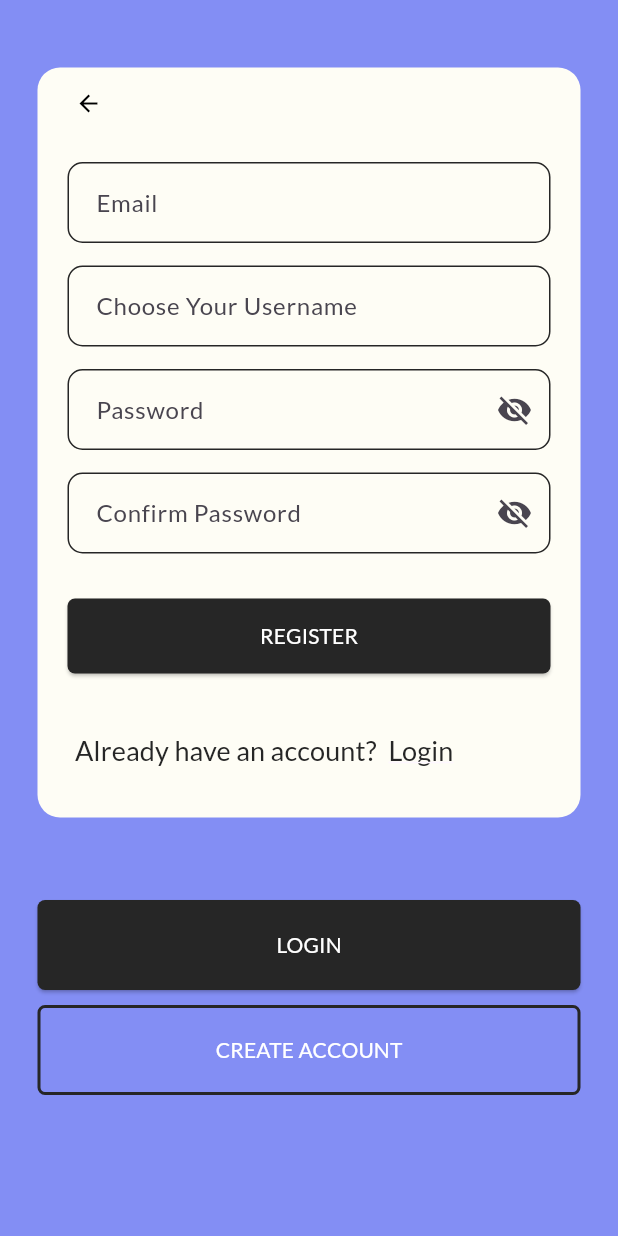
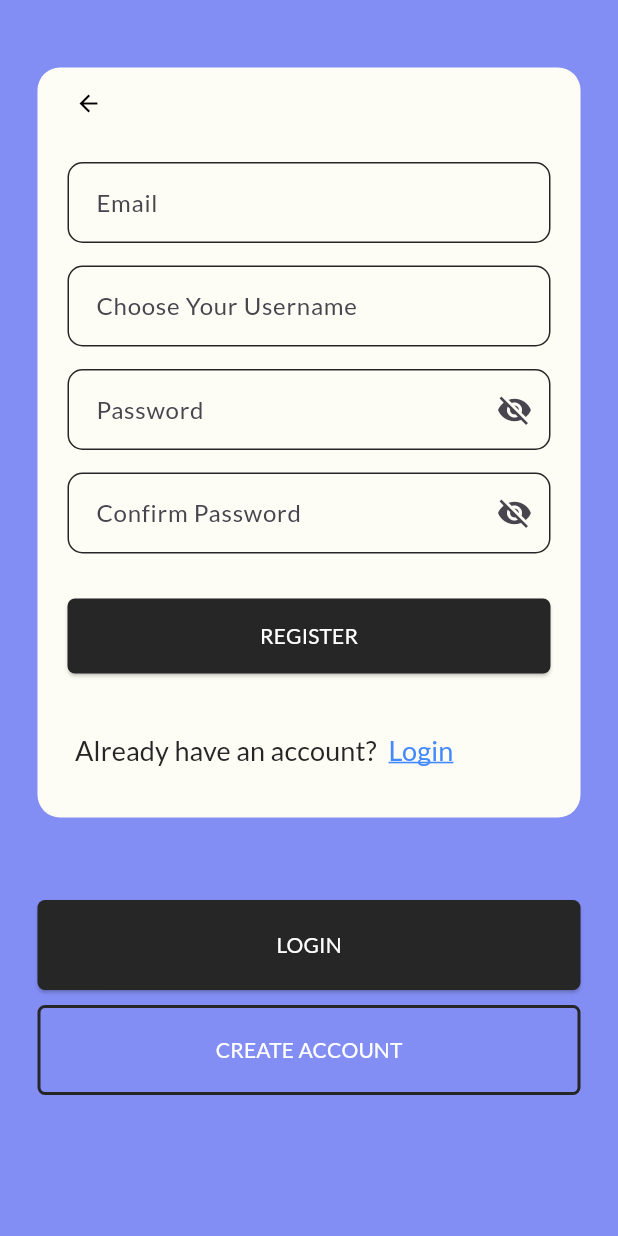
Before and after one commit to Micah-Champagne/SoftwareSystemDevelop, a Flutter app: the SignInPage screen opened by its route, after a tap on "LOGIN", after a tap on "CREATE ACCOUNT", on a phone screen of 412 x 824 dp. Run offline on Flutter 3.47's test engine with Material 3 defaults, Android fonts, the phone set to English and light mode, and no system bars; our stand-ins replace flutter_svg, google_fonts, syncfusion_flutter_charts, syncfusion_flutter_gauges.

Commit message:
changed login color and underline to blue

```diff
--- a/quest/lib/pages/signInPage.dart
+++ b/quest/lib/pages/signInPage.dart
@@ -264,12 +264,13 @@ class _SignInState extends State<SignInPage> {
                                             signInEnabled = true;
                                           }
                                         },
-                                        child: Text("Login",
+                                        child: const Text("Login",
                                             style: TextStyle(
                                                 fontSize: 18,
                                                 decoration:
                                                     TextDecoration.underline,
-                                                color: OurColors().darkGrey)),
+                                                    decorationColor: Colors.blueAccent,
+                                                color: Colors.blueAccent)),
                                       ),
                                     ),
                                   ],
```
